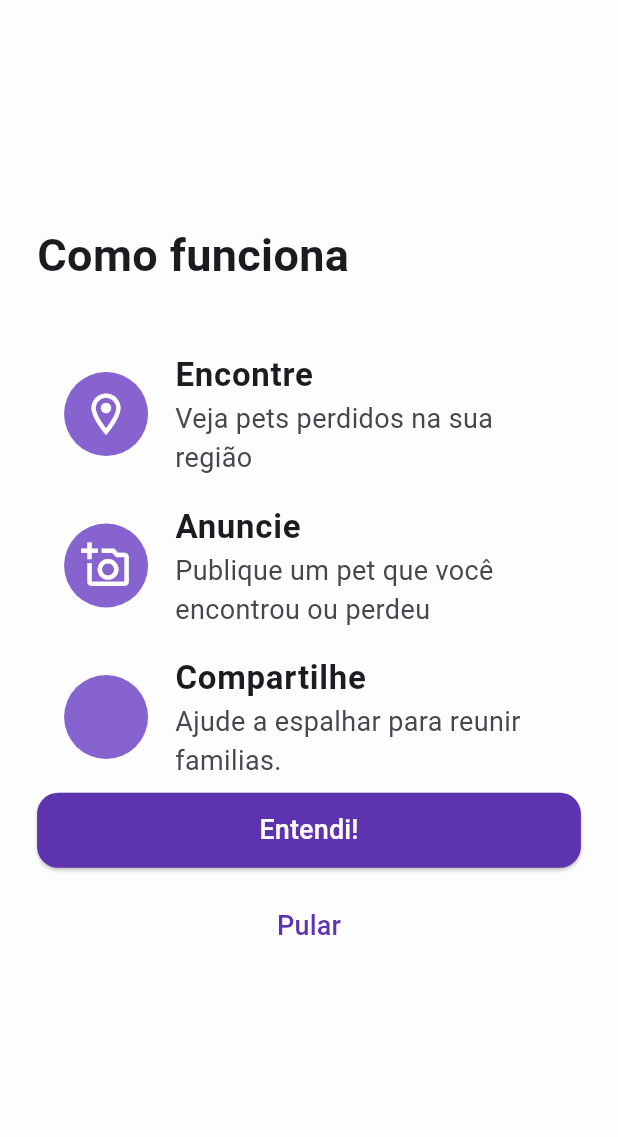
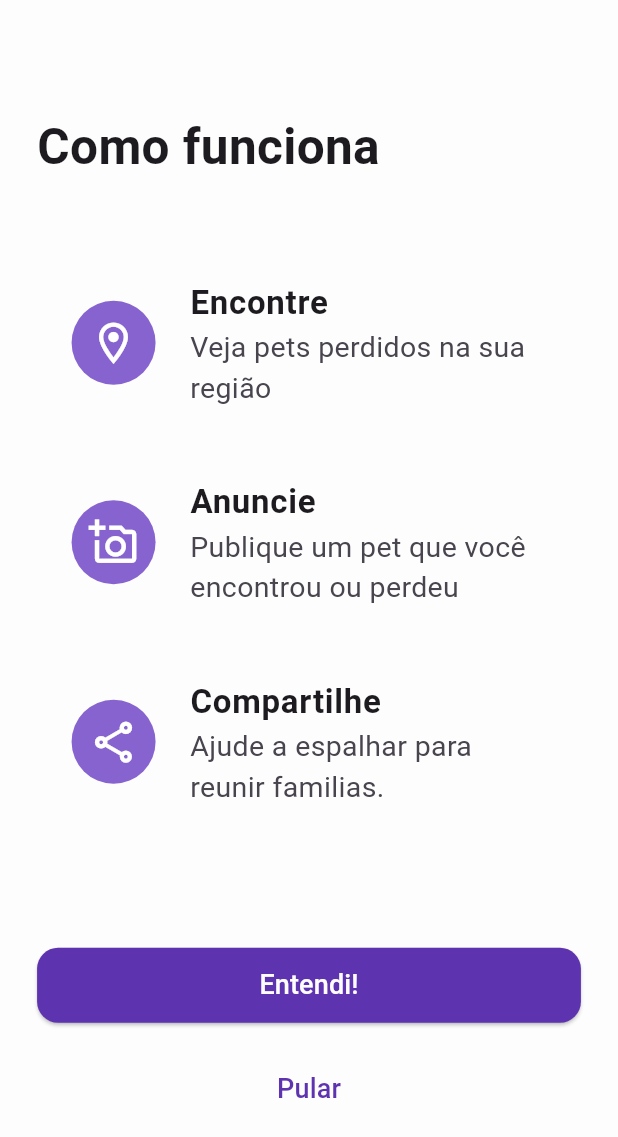
Before and after one commit to ErickMatheus-ProgBr/Lua, a Flutter app: the Quicktutorial screen opened by its route, on a phone screen of 412 x 824 dp. Shown: the top 1137 px of the screen. Run offline on Flutter 3.47's test engine with Material 3 defaults, Android fonts, the phone set to English and light mode, and no system bars; our stand-ins replace font_awesome_flutter.

Commit message:
refactor: manutenção no layout

```diff
--- a/lib/features/auth/presentation/pages/quickTutorial.dart
+++ b/lib/features/auth/presentation/pages/quickTutorial.dart
@@ -13,19 +13,19 @@ class Quicktutorial extends StatelessWidget {
         child: Center(
           child: Padding(
             padding: EdgeInsets.symmetric(
-              vertical: context.height * 0.04,
+              vertical: context.height * 0.09,
               horizontal: context.width * 0.06,
             ),
             child: Column(
-              mainAxisAlignment: MainAxisAlignment.center,
+              mainAxisAlignment: MainAxisAlignment.spaceBetween,
               crossAxisAlignment: CrossAxisAlignment.start,
               // mainAxisAlignment: MainAxisAlignment.center,
               children: [
-                Text("Como funciona", style: TextStyle(fontSize: 30, fontWeight: FontWeight.w700)),
+                Text("Como funciona", style: TextStyle(fontSize: 33, fontWeight: FontWeight.w700)),
                 SizedBox(height: 34),
                 _buildlistTile(),
+                SizedBox(height: 64),
                 _buildNexts(),
-                SizedBox(height: 34),
               ],
             ),
           ),
@@ -41,18 +41,22 @@ Widget _buildlistTile() {
     children: [
       ListTile(
         leading: CircleAvatar(
-          radius: 30,
+          radius: 35,
           // ignore: sort_child_properties_last
           child: Stack(children: [Icon(Icons.location_on_outlined, size: 33, color: Colors.white)]),
 
           backgroundColor: Color(0xFF8763CF), //
         ),
         title: const Text("Encontre", style: TextStyle(fontSize: 22, fontWeight: FontWeight.w700)),
-        subtitle: Text("Veja pets perdidos na sua região", style: TextStyle(fontSize: 18)),
+        subtitle: Text(
+          "Veja pets perdidos na sua região",
+          style: TextStyle(fontSize: 19, fontWeight: FontWeight.w400),
+        ),
       ),
+      SizedBox(height: 30),
       ListTile(
         leading: CircleAvatar(
-          radius: 30,
+          radius: 35,
 
           backgroundColor: Color(0xFF8763CF),
           child: Stack(
@@ -62,14 +66,17 @@ Widget _buildlistTile() {
         title: const Text("Anuncie", style: TextStyle(fontSize: 22, fontWeight: FontWeight.w700)),
         subtitle: Text(
           "Publique um pet que você encontrou ou perdeu",
-          style: TextStyle(fontSize: 18),
+          style: TextStyle(fontSize: 19, fontWeight: FontWeight.w400),
         ),
       ),
+      SizedBox(height: 30),
+
       ListTile(
         leading: CircleAvatar(
-          radius: 30,
+          radius: 35,
 
           backgroundColor: Color(0xFF8763CF), //
+          child: Stack(children: [Icon(Icons.share_outlined, color: Colors.white, size: 33)]),
         ),
         title: const Text(
           "Compartilhe",
@@ -77,7 +84,7 @@ Widget _buildlistTile() {
         ),
         subtitle: Text(
           "Ajude a espalhar para reunir familias.",
-          style: TextStyle(fontSize: 18, fontWeight: FontWeight.w400),
+          style: TextStyle(fontSize: 19, fontWeight: FontWeight.w400),
         ),
       ),
     ],
@@ -97,7 +104,7 @@ Widget _buildNexts() {
         onPressed: () {},
         child: Text("Entendi!", style: TextStyle(color: ThemeColors.secundary, fontSize: 18)),
       ),
-      SizedBox(height: 15),
+      SizedBox(height: 20),
       TextButton(
         onPressed: () {},
         child: Align(
```
